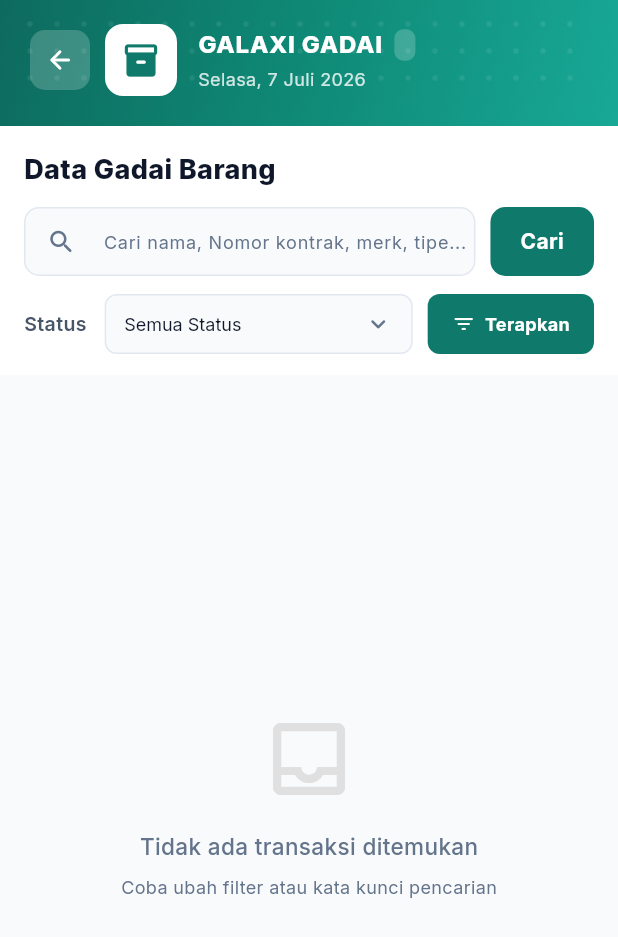
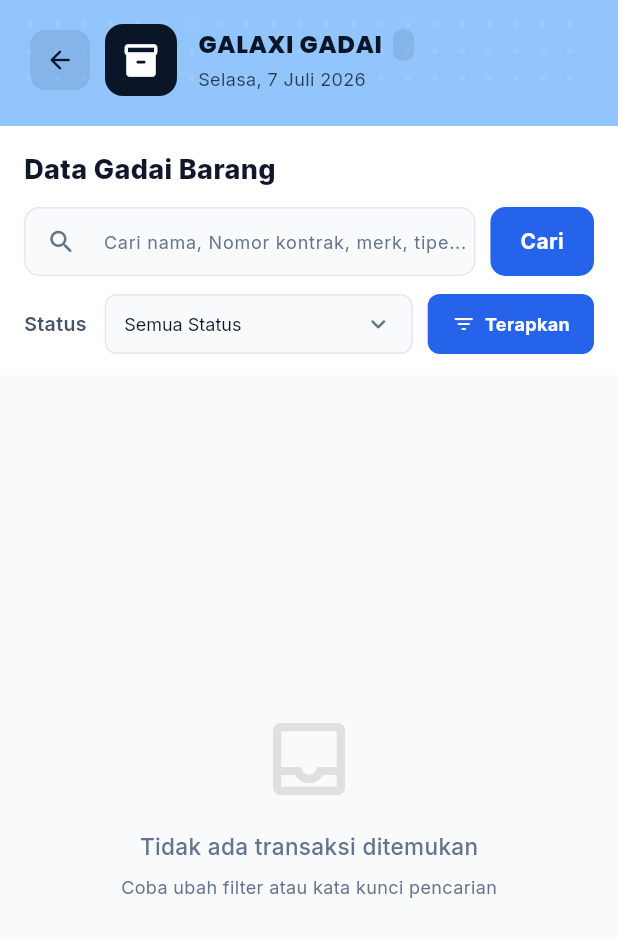
Before and after one commit to bayuadisapu/gadai_galaxi, a Flutter app: the AdminCabangDashboardPage screen opened directly with empty values, after a tap on "Barang", on a phone screen of 412 x 824 dp. Shown: the top 937 px of the screen. Run offline on Flutter 3.47's test engine with Material 3 defaults, Android fonts, the phone set to English and light mode, and no system bars; our stand-ins replace flutter_dotenv, google_fonts, image_picker, supabase_flutter, webview_flutter; accounts and stored records are empty; network calls fail.

Commit message:
ubah desain admin cabang

```diff
--- a/lib/features/admin_cabang/presentation/pages/admin_cabang_dashboard_page.dart
+++ b/lib/features/admin_cabang/presentation/pages/admin_cabang_dashboard_page.dart
@@ -242,7 +242,7 @@ class _AdminCabangDashboardPageState extends State<AdminCabangDashboardPage> {
   Widget build(BuildContext context) {
     if (_isLoading) {
       return const Scaffold(
-        backgroundColor: Color(0xFF0A1628),
+        backgroundColor: Color(0xFF2563EB),
         body: Center(child: CircularProgressIndicator(color: Colors.white)),
       );
     }
@@ -266,7 +266,7 @@ class _AdminCabangDashboardPageState extends State<AdminCabangDashboardPage> {
     final formattedDate = '${days[today.weekday % 7]}, ${today.day} ${months[today.month - 1]} ${today.year}';
 
     return Scaffold(
-      backgroundColor: AppColors.surface,
+      backgroundColor: const Color(0xFFDBEAFE),
       body: SingleChildScrollView(
         child: Column(
           children: [
@@ -280,7 +280,7 @@ class _AdminCabangDashboardPageState extends State<AdminCabangDashboardPage> {
               ),
               decoration: const BoxDecoration(
                 gradient: LinearGradient(
-                  colors: [Color(0xFF0A1628), Color(0xFF102A4C), Color(0xFF1E3A6E)],
+                  colors: [Color(0xFF1E40AF), Color(0xFF2563EB), Color(0xFF3B82F6)],
                   begin: Alignment.topLeft,
                   end: Alignment.bottomRight,
                 ),
@@ -524,7 +524,7 @@ class _AdminCabangDashboardPageState extends State<AdminCabangDashboardPage> {
                       _buildGridItem('Laporan', Icons.analytics_outlined, () {
                         Navigator.push(context, MaterialPageRoute(
                           builder: (_) => Scaffold(
-                            appBar: AppBar(title: const Text('Laporan Cabang'), backgroundColor: const Color(0xFF0F5A47), iconTheme: const IconThemeData(color: Colors.white)),
+                            appBar: AppBar(title: Text('Laporan Cabang', style: GoogleFonts.poppins(color: const Color(0xFF1E3A6E), fontWeight: FontWeight.bold, fontSize: 18)), backgroundColor: const Color(0xFF93C5FD), iconTheme: const IconThemeData(color: Color(0xFF1E3A6E))),
                             body: LaporanTabContent(branchId: widget.cabangId),
                           ),
                         ));
@@ -597,7 +597,7 @@ class _AdminCabangDashboardPageState extends State<AdminCabangDashboardPage> {
         ),
       ),
       appBar: AppBar(
-        backgroundColor: const Color(0xFF0A1628),
+        backgroundColor: const Color(0xFF2563EB),
         elevation: 0,
         iconTheme: const IconThemeData(color: Colors.white),
         actions: [
--- a/lib/features/pawn/presentation/pages/data_gadai_barang_page.dart
+++ b/lib/features/pawn/presentation/pages/data_gadai_barang_page.dart
@@ -175,11 +175,11 @@ class _DataGadaiBarangPageState extends State<DataGadaiBarangPage> {
           // ── Content ──
           Expanded(
             child: _isLoading
-                ? const Center(child: CircularProgressIndicator(color: Color(0xFF0F7A6B)))
+                ? const Center(child: CircularProgressIndicator(color: Color(0xFF2563EB)))
                 : _filtered.isEmpty
                     ? _buildEmptyState()
                     : RefreshIndicator(
-                        color: const Color(0xFF0F7A6B),
+                        color: const Color(0xFF2563EB),
                         onRefresh: _loadData,
                         child: ListView.separated(
                           padding: const EdgeInsets.fromLTRB(16, 16, 16, 24),
@@ -199,11 +199,7 @@ class _DataGadaiBarangPageState extends State<DataGadaiBarangPage> {
     return Container(
       padding: EdgeInsets.only(top: statusBarHeight + 16, bottom: 20, left: 20, right: 20),
       decoration: const BoxDecoration(
-        gradient: LinearGradient(
-          colors: [Color(0xFF0D6B5E), Color(0xFF0F8A77), Color(0xFF18A896)],
-          begin: Alignment.topLeft,
-          end: Alignment.bottomRight,
-        ),
+        color: Color(0xFF93C5FD),
       ),
       child: Stack(
         children: [
@@ -221,10 +217,10 @@ class _DataGadaiBarangPageState extends State<DataGadaiBarangPage> {
                   height: 40,
                   margin: const EdgeInsets.only(right: 10),
                   decoration: BoxDecoration(
-                    color: Colors.white.withValues(alpha: 0.2),
+                    color: const Color(0xFF0A1628).withValues(alpha: 0.1),
                     borderRadius: BorderRadius.circular(10),
                   ),
-                  child: const Icon(Icons.arrow_back_rounded, color: Colors.white, size: 20),
+                  child: const Icon(Icons.arrow_back_rounded, color: Color(0xFF0A1628), size: 20),
                 ),
               ),
               // Logo / icon
@@ -232,10 +228,10 @@ class _DataGadaiBarangPageState extends State<DataGadaiBarangPage> {
                 width: 48,
                 height: 48,
                 decoration: BoxDecoration(
-                  color: Colors.white,
+                  color: const Color(0xFF0A1628),
                   borderRadius: BorderRadius.circular(12),
                 ),
-                child: const Icon(Icons.inventory_2_rounded, color: Color(0xFF0F7A6B), size: 26),
+                child: const Icon(Icons.inventory_2_rounded, color: Colors.white, size: 26),
               ),
               const SizedBox(width: 14),
               Expanded(
@@ -246,8 +242,8 @@ class _DataGadaiBarangPageState extends State<DataGadaiBarangPage> {
                       children: [
                         Text(
                           'GALAXI GADAI  ',
-                          style: GoogleFonts.inter(
-                            color: Colors.white,
+                          style: GoogleFonts.poppins(
+                            color: const Color(0xFF0A1628),
                             fontSize: 16,
                             fontWeight: FontWeight.w800,
                             letterSpacing: 0.5,
@@ -256,12 +252,12 @@ class _DataGadaiBarangPageState extends State<DataGadaiBarangPage> {
                         Container(
                           padding: const EdgeInsets.symmetric(horizontal: 7, vertical: 2),
                           decoration: BoxDecoration(
-                            color: Colors.white.withValues(alpha: 0.2),
+                            color: const Color(0xFF0A1628).withValues(alpha: 0.1),
                             borderRadius: BorderRadius.circular(6),
                           ),
                           child: Text(
                             widget.namaCabang,
-                            style: GoogleFonts.inter(color: Colors.white, fontSize: 12, fontWeight: FontWeight.w600),
+                            style: GoogleFonts.poppins(color: const Color(0xFF0A1628), fontSize: 12, fontWeight: FontWeight.w600),
                           ),
                         ),
                       ],
@@ -269,7 +265,7 @@ class _DataGadaiBarangPageState extends State<DataGadaiBarangPage> {
                     const SizedBox(height: 3),
                     Text(
                       today,
-                      style: GoogleFonts.inter(color: Colors.white.withValues(alpha: 0.8), fontSize: 12),
+                      style: GoogleFonts.inter(color: const Color(0xFF0A1628).withValues(alpha: 0.8), fontSize: 12),
                     ),
                   ],
                 ),
@@ -324,7 +320,7 @@ class _DataGadaiBarangPageState extends State<DataGadaiBarangPage> {
                   height: 46,
                   padding: const EdgeInsets.symmetric(horizontal: 20),
                   decoration: BoxDecoration(
-                    color: const Color(0xFF0F7A6B),
+                    color: const Color(0xFF2563EB),
                     borderRadius: BorderRadius.circular(10),
                   ),
                   child: Center(
@@ -392,7 +388,7 @@ class _DataGadaiBarangPageState extends State<DataGadaiBarangPage> {
               height: 40,
               padding: const EdgeInsets.symmetric(horizontal: 16),
               decoration: BoxDecoration(
-                color: const Color(0xFF0F7A6B),
+                color: const Color(0xFF2563EB),
                 borderRadius: BorderRadius.circular(8),
               ),
               child: Row(
@@ -446,11 +442,11 @@ class _DataGadaiBarangPageState extends State<DataGadaiBarangPage> {
                         width: 70,
                         height: 70,
                         decoration: BoxDecoration(
-                          color: const Color(0xFFE6F7F4),
+                          color: const Color(0xFFEFF6FF),
                           borderRadius: BorderRadius.circular(12),
-                          border: Border.all(color: const Color(0xFFB2E4DB)),
+                          border: Border.all(color: const Color(0xFFBFDBFE)),
                         ),
-                        child: const Icon(Icons.phone_android_rounded, color: Color(0xFF0F7A6B), size: 36),
+                        child: const Icon(Icons.phone_android_rounded, color: Color(0xFF2563EB), size: 36),
                       ),
                       const SizedBox(width: 14),
                       Expanded(
@@ -459,7 +455,7 @@ class _DataGadaiBarangPageState extends State<DataGadaiBarangPage> {
                           children: [
                             Text(
                               tx.transactionCode.isNotEmpty ? tx.transactionCode : tx.id.substring(0, 10).toUpperCase(),
-                              style: GoogleFonts.inter(fontSize: 15, fontWeight: FontWeight.w800, color: const Color(0xFF0D6B5E)),
+                              style: GoogleFonts.inter(fontSize: 15, fontWeight: FontWeight.w800, color: const Color(0xFF0F172A)),
                             ),
                             const SizedBox(height: 4),
                             Text(
@@ -630,9 +626,9 @@ class _DataGadaiBarangPageState extends State<DataGadaiBarangPage> {
       child: Container(
         padding: const EdgeInsets.all(14),
         decoration: BoxDecoration(
-          color: const Color(0xFFE6F7F4),
+          color: const Color(0xFFEFF6FF),
           borderRadius: BorderRadius.circular(14),
-          border: Border.all(color: const Color(0xFFB2E4DB), width: 1),
+          border: Border.all(color: const Color(0xFFBFDBFE), width: 1),
         ),
         child: Row(
           children: [
@@ -643,13 +639,13 @@ class _DataGadaiBarangPageState extends State<DataGadaiBarangPage> {
               decoration: BoxDecoration(
                 color: Colors.white,
                 borderRadius: BorderRadius.circular(10),
-                border: Border.all(color: const Color(0xFFB2E4DB)),
+                border: Border.all(color: const Color(0xFFBFDBFE)),
               ),
               child: ClipRRect(
                 borderRadius: BorderRadius.circular(10),
                 child: const Icon(
                   Icons.phone_android_rounded,
-                  color: Color(0xFF0F7A6B),
+                  color: Color(0xFF2563EB),
                   size: 36,
                 ),
               ),
@@ -667,7 +663,7 @@ class _DataGadaiBarangPageState extends State<DataGadaiBarangPage> {
                     style: GoogleFonts.inter(
                       fontSize: 13,
                       fontWeight: FontWeight.w800,
-                      color: const Color(0xFF0D6B5E),
+                      color: const Color(0xFF0F172A),
                     ),
                   ),
                   const SizedBox(height: 4),
```
Also changed, not shown: lib/features/admin_cabang/presentation/pages/barang_list_page.dart (+7 -6 lines), lib/features/admin_cabang/presentation/pages/barang_terjual_page.dart (+13 -17 lines), lib/features/admin_cabang/presentation/pages/file_pendukung_page.dart (+16 -15 lines), lib/features/admin_cabang/presentation/pages/history_transaksi_page.dart (+5 -4 lines), lib/features/admin_cabang/presentation/pages/kas_page.dart (+17 -21 lines), lib/features/admin_cabang/presentation/pages/lelang_page.dart (+28 -32 lines), lib/features/admin_cabang/presentation/pages/mutasi_saldo_page.dart (+9 -8 lines), lib/features/customer/presentation/pages/customer_search_page.dart (+6 -5 lines), lib/features/dashboard/presentation/widgets/laporan_tab_content.dart (+12 -10 lines), lib/features/pawn/presentation/pages/new_pawn_page.dart (+7 -6 lines).
